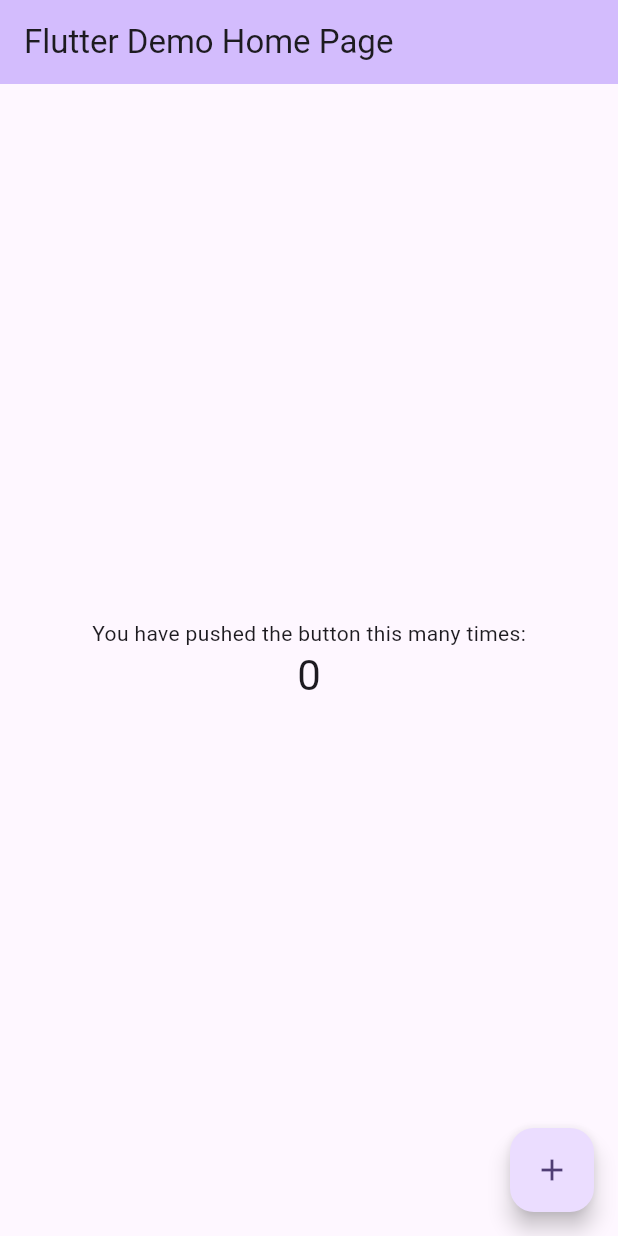
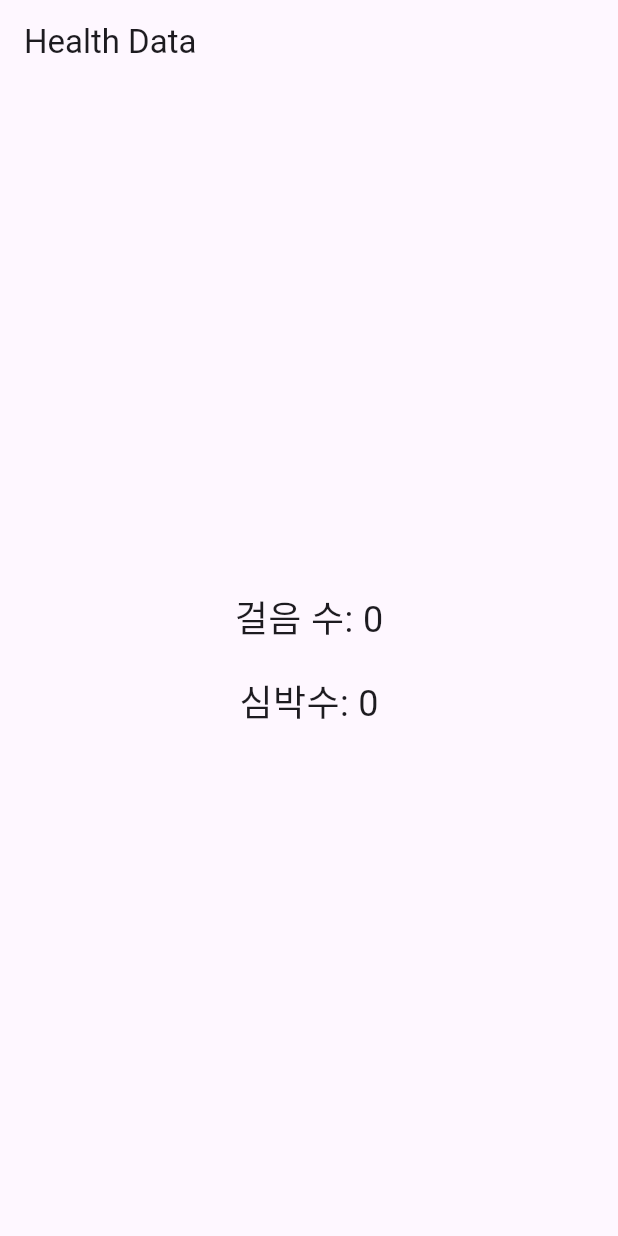
Before and after one commit to userGuideLock/stretching, a Flutter app: the screen it shows after launch, on a phone screen of 412 x 824 dp. Run offline on Flutter 3.47's test engine with Material 3 defaults, Android fonts, the phone set to English and light mode, and no system bars; our stand-ins replace get; missing offline and left inert: health.

Commit message:
init. 기본 health 패키지 구성 완료

```diff
--- a/lib/main.dart
+++ b/lib/main.dart
@@ -1,4 +1,6 @@
 import 'package:flutter/material.dart';
+import 'package:get/get.dart';
+import 'package:stretching/screen/splash_page.dart';
 
 void main() {
   runApp(const MyApp());
@@ -7,119 +9,15 @@
 class MyApp extends StatelessWidget {
   const MyApp({super.key});
 
-  // This widget is the root of your application.
   @override
   Widget build(BuildContext context) {
-    return MaterialApp(
+    return GetMaterialApp(
       title: 'Flutter Demo',
       theme: ThemeData(
-        // This is the theme of your application.
-        //
-        // TRY THIS: Try running your application with "flutter run". You'll see
-        // the application has a purple toolbar. Then, without quitting the app,
-        // try changing the seedColor in the colorScheme below to Colors.green
-        // and then invoke "hot reload" (save your changes or press the "hot
-        // reload" button in a Flutter-supported IDE, or press "r" if you used
-        // the command line to start the app).
-        //
-        // Notice that the counter didn't reset back to zero; the application
-        // state is not lost during the reload. To reset the state, use hot
-        // restart instead.
-        //
-        // This works for code too, not just values: Most code changes can be
-        // tested with just a hot reload.
         colorScheme: ColorScheme.fromSeed(seedColor: Colors.deepPurple),
         useMaterial3: true,
       ),
-      home: const MyHomePage(title: 'Flutter Demo Home Page'),
+      home: const SplashLoginPage(),
     );
   }
 }
-
-class MyHomePage extends StatefulWidget {
-  const MyHomePage({super.key, required this.title});
-
-  // This widget is the home page of your application. It is stateful, meaning
-  // that it has a State object (defined below) that contains fields that affect
-  // how it looks.
-
-  // This class is the configuration for the state. It holds the values (in this
-  // case the title) provided by the parent (in this case the App widget) and
-  // used by the build method of the State. Fields in a Widget subclass are
-  // always marked "final".
-
-  final String title;
-
-  @override
-  State<MyHomePage> createState() => _MyHomePageState();
-}
-
-class _MyHomePageState extends State<MyHomePage> {
-  int _counter = 0;
-
-  void _incrementCounter() {
-    setState(() {
-      // This call to setState tells the Flutter framework that something has
-      // changed in this State, which causes it to rerun the build method below
-      // so that the display can reflect the updated values. If we changed
-      // _counter without calling setState(), then the build method would not be
-      // called again, and so nothing would appear to happen.
-      _counter++;
-    });
-  }
-
-  @override
-  Widget build(BuildContext context) {
-    // This method is rerun every time setState is called, for instance as done
-    // by the _incrementCounter method above.
-    //
-    // The Flutter framework has been optimized to make rerunning build methods
-    // fast, so that you can just rebuild anything that needs updating rather
-    // than having to individually change instances of widgets.
-    return Scaffold(
-      appBar: AppBar(
-        // TRY THIS: Try changing the color here to a specific color (to
-        // Colors.amber, perhaps?) and trigger a hot reload to see the AppBar
-        // change color while the other colors stay the same.
-        backgroundColor: Theme.of(context).colorScheme.inversePrimary,
-        // Here we take the value from the MyHomePage object that was created by
-        // the App.build method, and use it to set our appbar title.
-        title: Text(widget.title),
-      ),
-      body: Center(
-        // Center is a layout widget. It takes a single child and positions it
-        // in the middle of the parent.
-        child: Column(
-          // Column is also a layout widget. It takes a list of children and
-          // arranges them vertically. By default, it sizes itself to fit its
-          // children horizontally, and tries to be as tall as its parent.
-          //
-          // Column has various properties to control how it sizes itself and
-          // how it positions its children. Here we use mainAxisAlignment to
-          // center the children vertically; the main axis here is the vertical
-          // axis because Columns are vertical (the cross axis would be
-          // horizontal).
-          //
-          // TRY THIS: Invoke "debug painting" (choose the "Toggle Debug Paint"
-          // action in the IDE, or press "p" in the console), to see the
-          // wireframe for each widget.
-          mainAxisAlignment: MainAxisAlignment.center,
-          children: <Widget>[
-            const Text(
-              'You have pushed the button this many times:',
-            ),
-            Text(
-              '$_counter',
-              style: Theme.of(context).textTheme.headlineMedium,
-            ),
-          ],
-        ),
-      ),
-      floatingActionButton: FloatingActionButton(
-        onPressed: _incrementCounter,
-        tooltip: 'Increment',
-        child: const Icon(Icons.add),
-      ), // This trailing comma makes auto-formatting nicer for build methods.
-    );
-  }
-}
--- /dev/null
+++ b/lib/screen/splash_page.dart
@@ -0,0 +1,65 @@
+import 'package:flutter/material.dart';
+import 'package:get/get.dart';
+import 'package:health/health.dart';
+import 'package:stretching/health/health_service.dart';
+
+class SplashLoginViewController extends GetxController {
+  final healthService = Get.put(HealthService());
+
+  var steps = 0;
+  var heartRate = 0;
+
+  @override
+  void onInit() {
+    super.onInit();
+    fetchHealthData();
+  }
+
+  void fetchHealthData() async {
+    final healthData = await healthService.fetchHealthData();
+    for (var data in healthData) {
+      if (data.type == HealthDataType.STEPS) {
+        steps += (data.value as double).toInt();
+      } else if (data.type == HealthDataType.HEART_RATE) {
+        heartRate = (data.value as double).toInt();
+      }
+    }
+    update(); // 상태 업데이트
+  }
+}
+
+class SplashLoginPage extends StatelessWidget {
+  const SplashLoginPage({super.key});
+
+  @override
+  Widget build(BuildContext context) {
+    final SplashLoginViewController controller =
+        Get.put(SplashLoginViewController());
+
+    return Scaffold(
+      appBar: AppBar(
+        title: const Text('Health Data'),
+      ),
+      body: Center(
+        child: GetBuilder<SplashLoginViewController>(
+          builder: (controller) {
+            return Column(
+              mainAxisAlignment: MainAxisAlignment.center,
+              children: [
+                Text(
+                  '걸음 수: ${controller.steps}',
+                  style: const TextStyle(fontSize: 24),
+                ),
+                const SizedBox(height: 20),
+                Text(
+                  '심박수: ${controller.heartRate}',
+                  style: const TextStyle(fontSize: 24),
+                ),
+              ],
+            );
+          },
+        ),
+      ),
+    );
+  }
+}
--- a/pubspec.yaml
+++ b/pubspec.yaml
@@ -30,6 +30,8 @@ environment:
 dependencies:
   flutter:
     sdk: flutter
+  get: ^4.6.1
+  health: ^10.2.0
 
 
   # The following adds the Cupertino Icons font to your application.
```
Also changed, not shown: lib/health/health_service.dart (added, +31 -0 lines), pubspec.lock, 11 other files.
